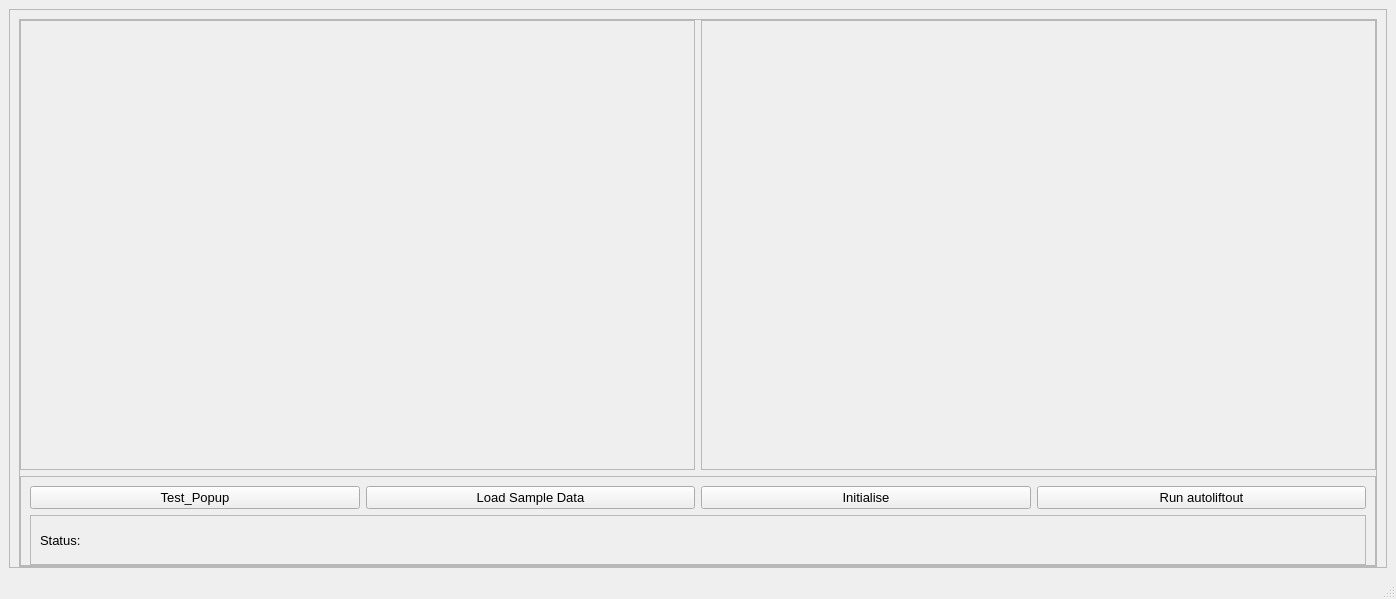
First picture: the form in liftout/gui/qtdesigner_files/main.ui, repository Phaips/autoliftout, before the edit.
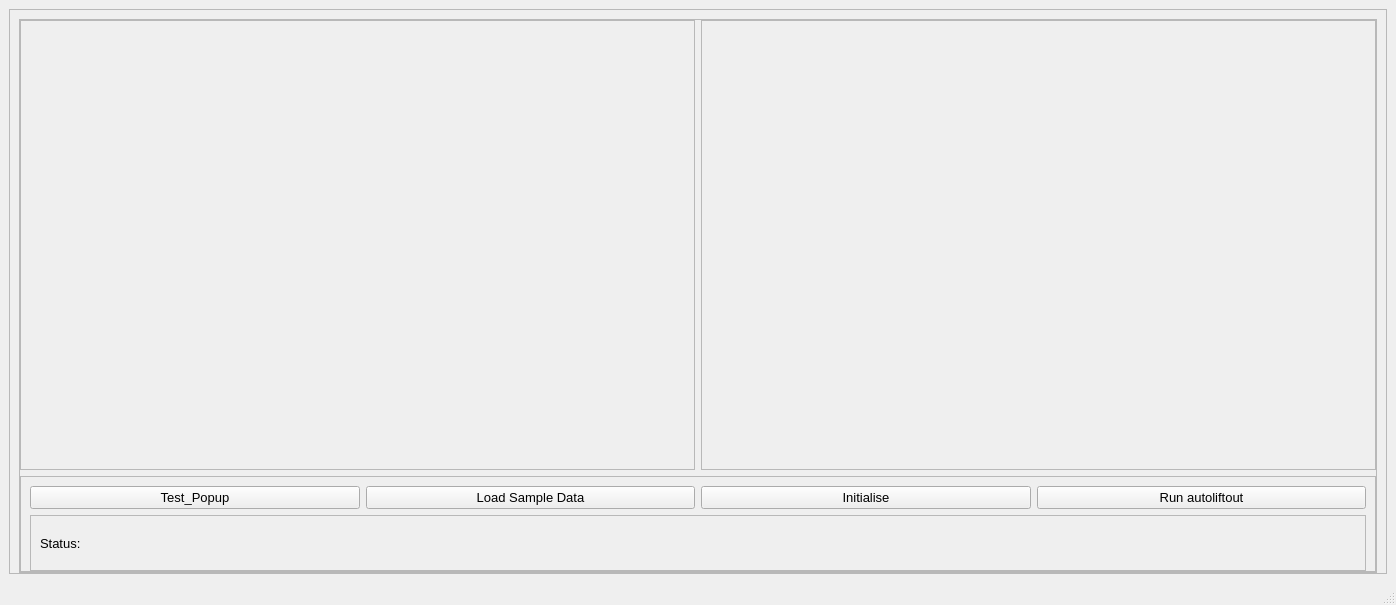
Second picture: the form after the edit.

Commit message: add layout constraints for ui

Patch:
```diff
--- a/liftout/gui/qtdesigner_files/main.ui
+++ b/liftout/gui/qtdesigner_files/main.ui
@@ -7,7 +7,7 @@
     <x>0</x>
     <y>0</y>
     <width>1396</width>
-    <height>599</height>
+    <height>605</height>
    </rect>
   </property>
   <property name="minimumSize">
@@ -316,9 +316,15 @@
                <layout class="QGridLayout" name="gridLayout_5">
                 <item row="1" column="0">
                  <widget class="QLabel" name="label_status_1">
+                  <property name="minimumSize">
+                   <size>
+                    <width>150</width>
+                    <height>0</height>
+                   </size>
+                  </property>
                   <property name="maximumSize">
                    <size>
-                    <width>16777215</width>
+                    <width>150</width>
                     <height>16777215</height>
                    </size>
                   </property>
@@ -329,6 +335,18 @@
                 </item>
                 <item row="1" column="3">
                  <widget class="QLabel" name="label_status_3">
+                  <property name="minimumSize">
+                   <size>
+                    <width>577</width>
+                    <height>0</height>
+                   </size>
+                  </property>
+                  <property name="maximumSize">
+                   <size>
+                    <width>16777215</width>
+                    <height>16777215</height>
+                   </size>
+                  </property>
                   <property name="text">
                    <string/>
                   </property>
@@ -336,6 +354,18 @@
                 </item>
                 <item row="1" column="1">
                  <widget class="QLabel" name="label_status_2">
+                  <property name="minimumSize">
+                   <size>
+                    <width>577</width>
+                    <height>0</height>
+                   </size>
+                  </property>
+                  <property name="maximumSize">
+                   <size>
+                    <width>12345354</width>
+                    <height>16777215</height>
+                   </size>
+                  </property>
                   <property name="text">
                    <string/>
                   </property>
```
The commit also changes 3 other files.
